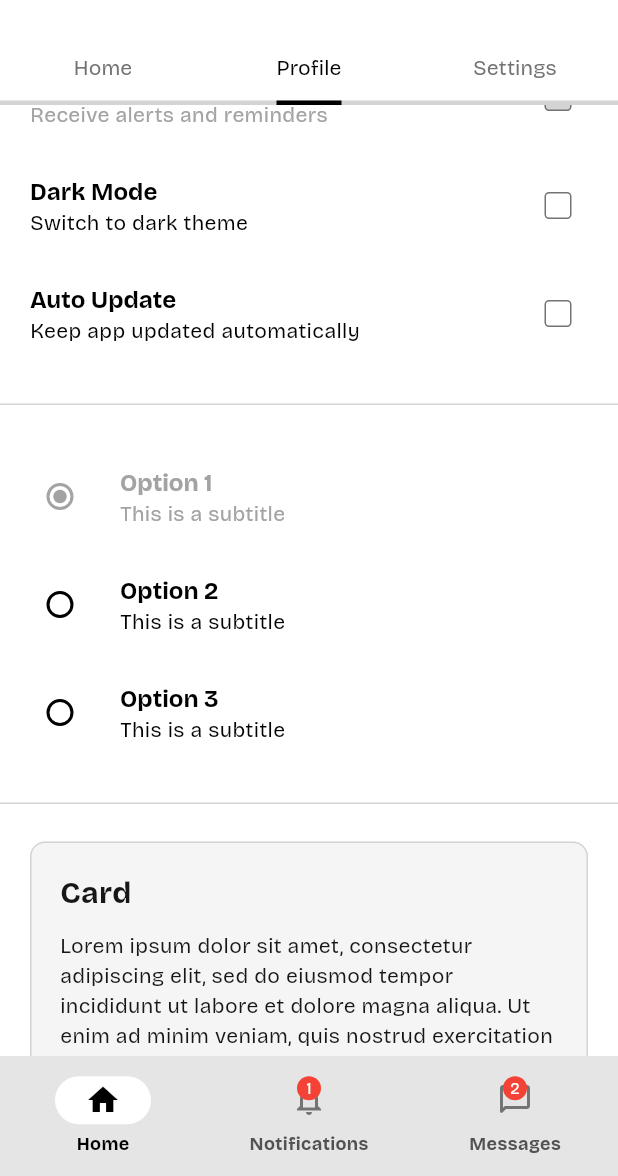
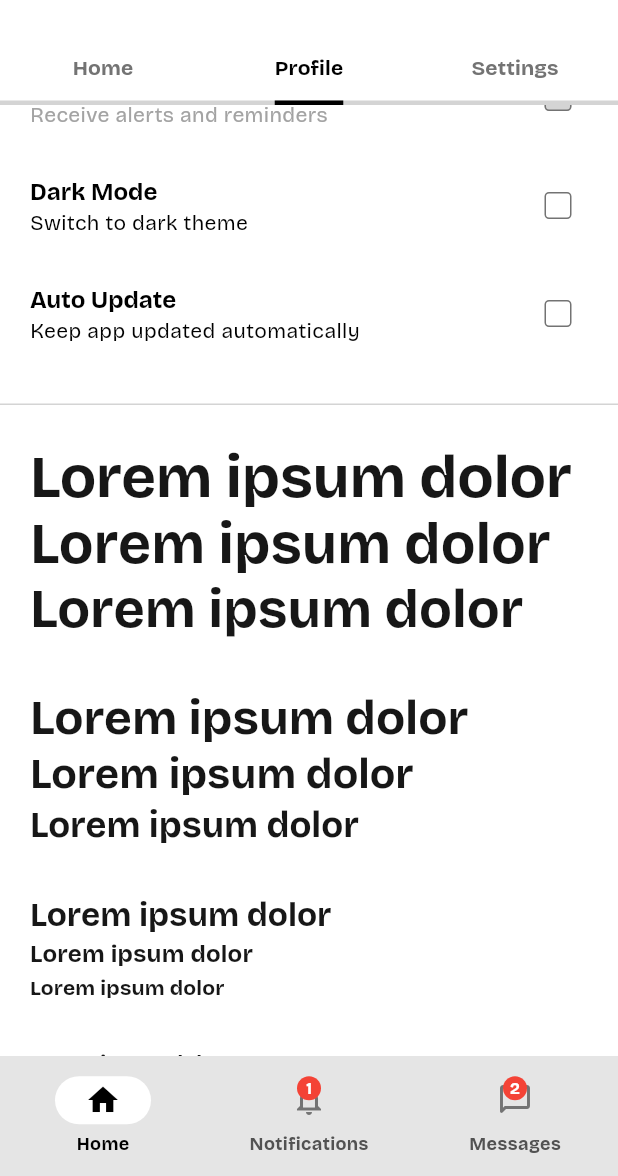
Before and after one commit to carllosnc/fabric, a Flutter app: the screen it shows after launch, scrolled down 2880 dp, on a phone screen of 412 x 824 dp, the part 60-1236 px from its top. Run offline on Flutter 3.47's test engine with Material 3 defaults, Android fonts, the phone set to English and light mode, and no system bars; project files that could hold a hidden picture were left out.

Commit message:
Add NeutralText component and update themes to include font size and weight

```diff
--- /dev/null
+++ b/example/lib/components/neutral_text.dart
@@ -0,0 +1,67 @@
+import 'package:flutter/material.dart';
+
+class NeutralText extends StatelessWidget {
+  const NeutralText({super.key});
+
+  @override
+  Widget build(BuildContext context) {
+    return Padding(
+      padding: const EdgeInsets.symmetric(horizontal: 20),
+      child: Column(
+        crossAxisAlignment: CrossAxisAlignment.start,
+        spacing: 30,
+        children: [
+          // Display
+          Column(
+            crossAxisAlignment: CrossAxisAlignment.start,
+            children: [
+              Text('Lorem ipsum dolor', style: Theme.of(context).textTheme.displayLarge),
+              Text('Lorem ipsum dolor', style: Theme.of(context).textTheme.displayMedium),
+              Text('Lorem ipsum dolor', style: Theme.of(context).textTheme.displaySmall),
+            ],
+          ),
+
+          // Headline
+          Column(
+            crossAxisAlignment: CrossAxisAlignment.start,
+            children: [
+              Text('Lorem ipsum dolor', style: Theme.of(context).textTheme.headlineLarge),
+              Text('Lorem ipsum dolor', style: Theme.of(context).textTheme.headlineMedium),
+              Text('Lorem ipsum dolor', style: Theme.of(context).textTheme.headlineSmall),
+            ],
+          ),
+
+          // Label
+          Column(
+            crossAxisAlignment: CrossAxisAlignment.start,
+            children: [
+              Text('Lorem ipsum dolor', style: Theme.of(context).textTheme.titleLarge),
+              Text('Lorem ipsum dolor', style: Theme.of(context).textTheme.titleMedium),
+              Text('Lorem ipsum dolor', style: Theme.of(context).textTheme.titleSmall),
+            ],
+          ),
+
+          // Label
+          Column(
+            crossAxisAlignment: CrossAxisAlignment.start,
+            children: [
+              Text('Lorem ipsum dolor', style: Theme.of(context).textTheme.labelLarge),
+              Text('Lorem ipsum dolor', style: Theme.of(context).textTheme.labelMedium),
+              Text('Lorem ipsum dolor', style: Theme.of(context).textTheme.labelSmall),
+            ],
+          ),
+
+          // Body
+          Column(
+            crossAxisAlignment: CrossAxisAlignment.start,
+            children: [
+              Text('Lorem ipsum dolor', style: Theme.of(context).textTheme.bodyLarge),
+              Text('Lorem ipsum dolor', style: Theme.of(context).textTheme.bodyMedium),
+              Text('Lorem ipsum dolor', style: Theme.of(context).textTheme.bodySmall),
+            ],
+          ),
+        ],
+      ),
+    );
+  }
+}
--- a/example/lib/pages/home.dart
+++ b/example/lib/pages/home.dart
@@ -22,6 +22,7 @@ import 'package:example/components/neutral_menu_bar.dart';
 import 'package:example/components/neutral_cards.dart';
 import 'package:example/components/neutral_navigation_bar.dart';
 import 'package:example/components/neutral_search_anchor.dart';
+import 'package:example/components/neutral_text.dart';
 import 'package:flutter/material.dart';
 import 'package:neutral/neutral.dart';
 
@@ -84,6 +85,8 @@ class Home extends StatelessWidget {
             Divider(),
             NeutralCheckbox(),
             Divider(),
+            NeutralText(),
+            Divider(),
             NeutralRadioButton(),
             Divider(),
             NeutralCards(),
--- a/lib/dark_theme.dart
+++ b/lib/dark_theme.dart
@@ -33,21 +33,21 @@ neutralDarkTheme({
     /*--- TEXT ---*/
 
     textTheme: TextTheme(
-      displayLarge: TextStyle(color: neutralColor.shade100, fontFamily: fontFamily),
-      displayMedium: TextStyle(color: neutralColor.shade100, fontFamily: fontFamily),
-      displaySmall: TextStyle(color: neutralColor.shade100, fontFamily: fontFamily),
-      headlineLarge: TextStyle(color: neutralColor.shade100, fontFamily: fontFamily),
-      headlineMedium: TextStyle(color: neutralColor.shade100, fontFamily: fontFamily),
-      headlineSmall: TextStyle(color: neutralColor.shade100, fontFamily: fontFamily),
-      titleLarge: TextStyle(color: neutralColor.shade100, fontFamily: fontFamily),
-      titleMedium: TextStyle(color: neutralColor.shade100, fontFamily: fontFamily),
-      titleSmall: TextStyle(color: neutralColor.shade100, fontFamily: fontFamily),
-      bodyLarge: TextStyle(color: neutralColor.shade100, fontFamily: fontFamily),
-      bodyMedium: TextStyle(color: neutralColor.shade100, fontFamily: fontFamily),
-      labelLarge: TextStyle(color: neutralColor.shade100, fontFamily: fontFamily),
-      bodySmall: TextStyle(color: neutralColor.shade100, fontFamily: fontFamily),
-      labelMedium: TextStyle(color: neutralColor.shade100, fontFamily: fontFamily),
-      labelSmall: TextStyle(color: neutralColor.shade100, fontFamily: fontFamily),
+      displayLarge: TextStyle(color: neutralColor.shade50, fontFamily: fontFamily, fontSize: 40, fontWeight: FontWeight.bold),
+      displayMedium: TextStyle(color: neutralColor.shade50, fontFamily: fontFamily, fontSize: 38, fontWeight: FontWeight.bold),
+      displaySmall: TextStyle(color: neutralColor.shade50, fontFamily: fontFamily, fontSize: 36, fontWeight: FontWeight.bold),
+      headlineLarge: TextStyle(color: neutralColor.shade50, fontFamily: fontFamily, fontSize: 32, fontWeight: FontWeight.bold),
+      headlineMedium: TextStyle(color: neutralColor.shade50, fontFamily: fontFamily, fontSize: 28, fontWeight: FontWeight.bold),
+      headlineSmall: TextStyle(color: neutralColor.shade50, fontFamily: fontFamily, fontSize: 24, fontWeight: FontWeight.bold),
+      titleLarge: TextStyle(color: neutralColor.shade50, fontFamily: fontFamily, fontSize: 22, fontWeight: FontWeight.bold),
+      titleMedium: TextStyle(color: neutralColor.shade50, fontFamily: fontFamily, fontSize: 16, fontWeight: FontWeight.bold),
+      titleSmall: TextStyle(color: neutralColor.shade50, fontFamily: fontFamily, fontSize: 14, fontWeight: FontWeight.bold),
+      bodyLarge: TextStyle(color: neutralColor.shade50, fontFamily: fontFamily, fontSize: 16, fontWeight: FontWeight.normal),
+      bodyMedium: TextStyle(color: neutralColor.shade50, fontFamily: fontFamily, fontSize: 14, fontWeight: FontWeight.normal),
+      bodySmall: TextStyle(color: neutralColor.shade50, fontFamily: fontFamily, fontSize: 12, fontWeight: FontWeight.normal),
+      labelLarge: TextStyle(color: neutralColor.shade50, fontFamily: fontFamily, fontSize: 14, fontWeight: FontWeight.bold),
+      labelMedium: TextStyle(color: neutralColor.shade50, fontFamily: fontFamily, fontSize: 12, fontWeight: FontWeight.bold),
+      labelSmall: TextStyle(color: neutralColor.shade50, fontFamily: fontFamily, fontSize: 11, fontWeight: FontWeight.bold),
     ),
 
     /*--- ELEVATED BUTTON ---*/
--- a/lib/light_theme.dart
+++ b/lib/light_theme.dart
@@ -33,21 +33,21 @@ neutralLightTheme({
     /*--- TEXT ---*/
 
     textTheme: TextTheme(
-      displayLarge: TextStyle(color: neutralColor.shade900, fontFamily: fontFamily),
-      displayMedium: TextStyle(color: neutralColor.shade900, fontFamily: fontFamily),
-      displaySmall: TextStyle(color: neutralColor.shade900, fontFamily: fontFamily),
-      headlineLarge: TextStyle(color: neutralColor.shade900, fontFamily: fontFamily),
-      headlineMedium: TextStyle(color: neutralColor.shade900, fontFamily: fontFamily),
-      headlineSmall: TextStyle(color: neutralColor.shade900, fontFamily: fontFamily),
-      titleLarge: TextStyle(color: neutralColor.shade900, fontFamily: fontFamily),
-      titleMedium: TextStyle(color: neutralColor.shade900, fontFamily: fontFamily),
-      titleSmall: TextStyle(color: neutralColor.shade900, fontFamily: fontFamily),
-      bodyLarge: TextStyle(color: neutralColor.shade900, fontFamily: fontFamily),
-      bodyMedium: TextStyle(color: neutralColor.shade900, fontFamily: fontFamily),
-      labelLarge: TextStyle(color: neutralColor.shade900, fontFamily: fontFamily),
-      bodySmall: TextStyle(color: neutralColor.shade900, fontFamily: fontFamily),
-      labelMedium: TextStyle(color: neutralColor.shade900, fontFamily: fontFamily),
-      labelSmall: TextStyle(color: neutralColor.shade900, fontFamily: fontFamily),
+      displayLarge: TextStyle(color: neutralColor.shade900, fontFamily: fontFamily, fontSize: 40, fontWeight: FontWeight.bold),
+      displayMedium: TextStyle(color: neutralColor.shade900, fontFamily: fontFamily, fontSize: 38, fontWeight: FontWeight.bold),
+      displaySmall: TextStyle(color: neutralColor.shade900, fontFamily: fontFamily, fontSize: 36, fontWeight: FontWeight.bold),
+      headlineLarge: TextStyle(color: neutralColor.shade900, fontFamily: fontFamily, fontSize: 32, fontWeight: FontWeight.bold),
+      headlineMedium: TextStyle(color: neutralColor.shade900, fontFamily: fontFamily, fontSize: 28, fontWeight: FontWeight.bold),
+      headlineSmall: TextStyle(color: neutralColor.shade900, fontFamily: fontFamily, fontSize: 24, fontWeight: FontWeight.bold),
+      titleLarge: TextStyle(color: neutralColor.shade900, fontFamily: fontFamily, fontSize: 22, fontWeight: FontWeight.bold),
+      titleMedium: TextStyle(color: neutralColor.shade900, fontFamily: fontFamily, fontSize: 16, fontWeight: FontWeight.bold),
+      titleSmall: TextStyle(color: neutralColor.shade900, fontFamily: fontFamily, fontSize: 14, fontWeight: FontWeight.bold),
+      bodyLarge: TextStyle(color: neutralColor.shade900, fontFamily: fontFamily, fontSize: 16, fontWeight: FontWeight.normal),
+      bodyMedium: TextStyle(color: neutralColor.shade900, fontFamily: fontFamily, fontSize: 14, fontWeight: FontWeight.normal),
+      bodySmall: TextStyle(color: neutralColor.shade900, fontFamily: fontFamily, fontSize: 12, fontWeight: FontWeight.normal),
+      labelLarge: TextStyle(color: neutralColor.shade900, fontFamily: fontFamily, fontSize: 14, fontWeight: FontWeight.bold),
+      labelMedium: TextStyle(color: neutralColor.shade900, fontFamily: fontFamily, fontSize: 12, fontWeight: FontWeight.bold),
+      labelSmall: TextStyle(color: neutralColor.shade900, fontFamily: fontFamily, fontSize: 11, fontWeight: FontWeight.bold),
     ),
 
     /*--- ELEVATED BUTTON ---*/
```
